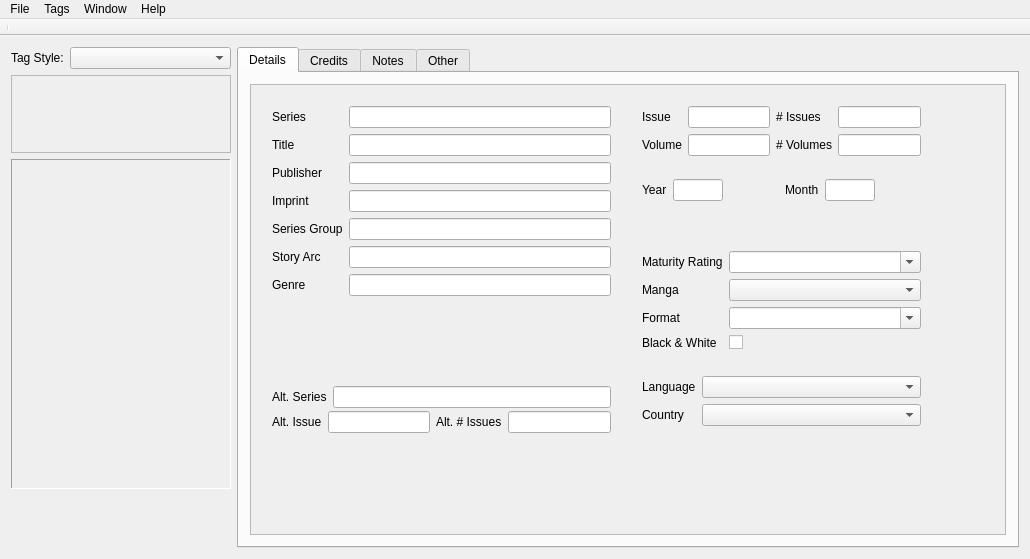
First picture: the form in taggerwindow.ui, repository comictagger/comictagger, before the edit.
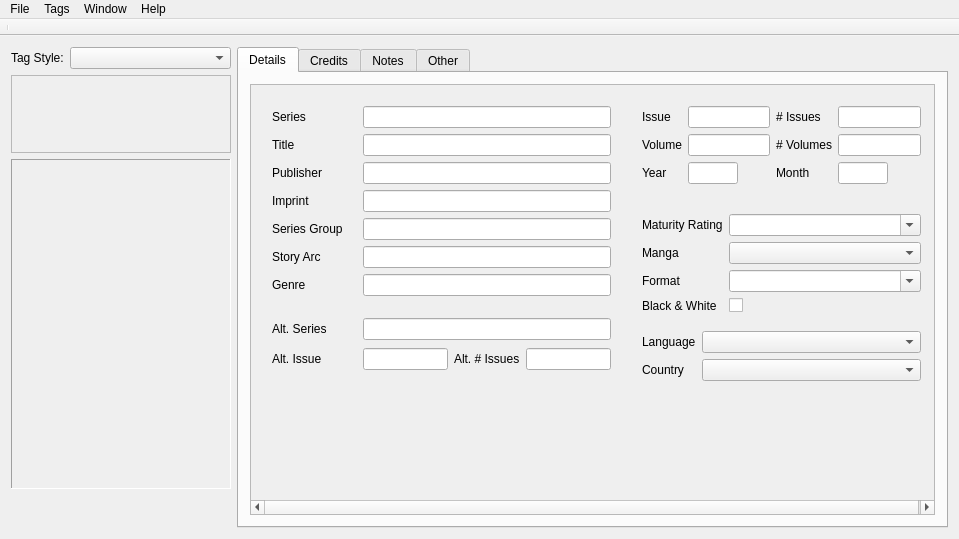
Second picture: the form after the edit.

Diff of the .ui file:
```diff
--- a/taggerwindow.ui
+++ b/taggerwindow.ui
@@ -6,8 +6,8 @@
    <rect>
     <x>0</x>
     <y>0</y>
-    <width>1030</width>
-    <height>559</height>
+    <width>959</width>
+    <height>539</height>
    </rect>
   </property>
   <property name="sizePolicy">
@@ -273,10 +273,13 @@
                   <x>10</x>
                   <y>10</y>
                   <width>361</width>
-                  <height>261</height>
+                  <height>341</height>
                  </rect>
                 </property>
                 <layout class="QVBoxLayout" name="verticalLayout_7">
+                 <property name="spacing">
+                  <number>4</number>
+                 </property>
                  <item>
                   <layout class="QFormLayout" name="formLayout_2">
                    <property name="sizeConstraint">
@@ -327,6 +330,12 @@
                    </item>
                    <item row="4" column="0">
                     <widget class="QLabel" name="label_11">
+                     <property name="minimumSize">
+                      <size>
+                       <width>85</width>
+                       <height>0</height>
+                      </size>
+                     </property>
                      <property name="text">
                       <string>Series Group</string>
                      </property>
@@ -355,6 +364,86 @@
                    <item row="6" column="1">
                     <widget class="QLineEdit" name="leGenre"/>
                    </item>
+                   <item row="8" column="0">
+                    <widget class="QLabel" name="label_21">
+                     <property name="text">
+                      <string>Alt. Series</string>
+                     </property>
+                    </widget>
+                   </item>
+                   <item row="8" column="1">
+                    <widget class="QLineEdit" name="leAltSeries"/>
+                   </item>
+                   <item row="7" column="1">
+                    <spacer name="verticalSpacer_4">
+                     <property name="orientation">
+                      <enum>Qt::Vertical</enum>
+                     </property>
+                     <property name="sizeType">
+                      <enum>QSizePolicy::Maximum</enum>
+                     </property>
+                     <property name="sizeHint" stdset="0">
+                      <size>
+                       <width>20</width>
+                       <height>10</height>
+                      </size>
+                     </property>
+                    </spacer>
+                   </item>
+                  </layout>
+                 </item>
+                 <item>
+                  <layout class="QHBoxLayout" name="horizontalLayout_5">
+                   <property name="spacing">
+                    <number>6</number>
+                   </property>
+                   <property name="topMargin">
+                    <number>4</number>
+                   </property>
+                   <item>
+                    <layout class="QFormLayout" name="formLayout_13">
+                     <property name="fieldGrowthPolicy">
+                      <enum>QFormLayout::AllNonFixedFieldsGrow</enum>
+                     </property>
+                     <item row="0" column="0">
+                      <widget class="QLabel" name="label_22">
+                       <property name="minimumSize">
+                        <size>
+                         <width>85</width>
+                         <height>0</height>
+                        </size>
+                       </property>
+                       <property name="text">
+                        <string>Alt. Issue</string>
+                       </property>
+                      </widget>
+                     </item>
+                     <item row="0" column="1">
+                      <widget class="QLineEdit" name="leAltIssueNum">
+                       <property name="sizePolicy">
+                        <sizepolicy hsizetype="Preferred" vsizetype="Fixed">
+                         <horstretch>0</horstretch>
+                         <verstretch>0</verstretch>
+                        </sizepolicy>
+                       </property>
+                      </widget>
+                     </item>
+                    </layout>
+                   </item>
+                   <item>
+                    <layout class="QFormLayout" name="formLayout_14">
+                     <item row="0" column="0">
+                      <widget class="QLabel" name="label_23">
+                       <property name="text">
+                        <string>Alt. # Issues</string>
+                       </property>
+                      </widget>
+                     </item>
+                     <item row="0" column="1">
+                      <widget class="QLineEdit" name="leAltIssueCount"/>
+                     </item>
+                    </layout>
+                   </item>
                   </layout>
                  </item>
                 </layout>
@@ -365,7 +454,7 @@
                   <x>380</x>
                   <y>10</y>
                   <width>301</width>
-                  <height>351</height>
+                  <height>341</height>
                  </rect>
                 </property>
                 <layout class="QVBoxLayout" name="verticalLayout_6">
@@ -402,6 +491,32 @@
                      <item row="1" column="1">
                       <widget class="QLineEdit" name="leVolumeNum"/>
                      </item>
+                     <item row="2" column="0">
+                      <widget class="QLabel" name="label_6">
+                       <property name="text">
+                        <string>Year</string>
+                       </property>
+                      </widget>
+                     </item>
+                     <item row="2" column="1">
+                      <widget class="QLineEdit" name="lePubYear">
+                       <property name="sizePolicy">
+                        <sizepolicy hsizetype="Fixed" vsizetype="Fixed">
+                         <horstretch>0</horstretch>
+                         <verstretch>0</verstretch>
+                        </sizepolicy>
+                       </property>
+                       <property name="maximumSize">
+                        <size>
+                         <width>50</width>
+                         <height>16777215</height>
+                        </size>
+                       </property>
+                       <property name="inputMethodHints">
+                        <set>Qt::ImhDigitsOnly</set>
+                       </property>
+                      </widget>
+                     </item>
                     </layout>
                    </item>
                    <item>
@@ -427,57 +542,20 @@
                       </widget>
                      </item>
                      <item row="1" column="1">
-                      <widget class="QLineEdit" name="leVolumeCount"/>
-                     </item>
-                    </layout>
-                   </item>
-                  </layout>
-                 </item>
-                 <item>
-                  <layout class="QHBoxLayout" name="horizontalLayout_7">
-                   <item>
-                    <layout class="QFormLayout" name="formLayout_4">
-                     <property name="fieldGrowthPolicy">
-                      <enum>QFormLayout::AllNonFixedFieldsGrow</enum>
-                     </property>
-                     <item row="0" column="0">
-                      <widget class="QLabel" name="label_6">
-                       <property name="text">
-                        <string>Year</string>
+                      <widget class="QLineEdit" name="leVolumeCount">
+                       <property name="inputMethodHints">
+                        <set>Qt::ImhDigitsOnly</set>
                        </property>
                       </widget>
                      </item>
-                     <item row="0" column="1">
-                      <widget class="QLineEdit" name="lePubYear">
-                       <property name="sizePolicy">
-                        <sizepolicy hsizetype="Fixed" vsizetype="Fixed">
-                         <horstretch>0</horstretch>
-                         <verstretch>0</verstretch>
-                        </sizepolicy>
-                       </property>
-                       <property name="maximumSize">
-                        <size>
-                         <width>50</width>
-                         <height>16777215</height>
-                        </size>
-                       </property>
-                      </widget>
-                     </item>
-                    </layout>
-                   </item>
-                   <item>
-                    <layout class="QFormLayout" name="formLayout_16">
-                     <property name="fieldGrowthPolicy">
-                      <enum>QFormLayout::AllNonFixedFieldsGrow</enum>
-                     </property>
-                     <item row="0" column="0">
+                     <item row="2" column="0">
                       <widget class="QLabel" name="label_35">
                        <property name="text">
                         <string>Month</string>
                        </property>
                       </widget>
                      </item>
-                     <item row="0" column="1">
+                     <item row="2" column="1">
                       <widget class="QLineEdit" name="lePubMonth">
                        <property name="sizePolicy">
                         <sizepolicy hsizetype="Fixed" vsizetype="Fixed">
@@ -589,7 +667,7 @@
                    <property name="sizeHint" stdset="0">
                     <size>
                      <width>20</width>
-                     <height>20</height>
+                     <height>10</height>
                     </size>
                    </property>
                   </spacer>
@@ -637,73 +715,6 @@
                  </item>
                 </layout>
                </widget>
-               <widget class="QWidget" name="layoutWidget_2">
-                <property name="geometry">
-                 <rect>
-                  <x>10</x>
-                  <y>290</y>
-                  <width>361</width>
-                  <height>71</height>
-                 </rect>
-                </property>
-                <layout class="QVBoxLayout" name="verticalLayout_5">
-                 <property name="spacing">
-                  <number>0</number>
-                 </property>
-                 <item>
-                  <layout class="QFormLayout" name="formLayout_9">
-                   <property name="fieldGrowthPolicy">
-                    <enum>QFormLayout::AllNonFixedFieldsGrow</enum>
-                   </property>
-                   <item row="0" column="1">
-                    <widget class="QLineEdit" name="leAltSeries"/>
-                   </item>
-                   <item row="0" column="0">
-                    <widget class="QLabel" name="label_21">
-                     <property name="text">
-                      <string>Alt. Series</string>
-                     </property>
-                    </widget>
-                   </item>
-                  </layout>
-                 </item>
-                 <item>
-                  <layout class="QHBoxLayout" name="horizontalLayout_5">
-                   <property name="spacing">
-                    <number>6</number>
-                   </property>
-                   <item>
-                    <layout class="QFormLayout" name="formLayout_13">
-                     <item row="0" column="0">
-                      <widget class="QLabel" name="label_22">
-                       <property name="text">
-                        <string>Alt. Issue</string>
-                       </property>
-                      </widget>
-                     </item>
-                     <item row="0" column="1">
-                      <widget class="QLineEdit" name="leAltIssueNum"/>
-                     </item>
-                    </layout>
-                   </item>
-                   <item>
-                    <layout class="QFormLayout" name="formLayout_14">
-                     <item row="0" column="0">
-                      <widget class="QLabel" name="label_23">
-                       <property name="text">
-                        <string>Alt. # Issues</string>
-                       </property>
-                      </widget>
-                     </item>
-                     <item row="0" column="1">
-                      <widget class="QLineEdit" name="leAltIssueCount"/>
-                     </item>
-                    </layout>
-                   </item>
-                  </layout>
-                 </item>
-                </layout>
-               </widget>
               </widget>
              </widget>
             </item>
@@ -1012,8 +1023,8 @@
     <rect>
      <x>0</x>
      <y>0</y>
-     <width>1030</width>
-     <height>21</height>
+     <width>959</width>
+     <height>28</height>
     </rect>
    </property>
    <widget class="QMenu" name="menuComicTagger">
```
Left out of the diff: 9 changed lines with no effect on the pictures.
